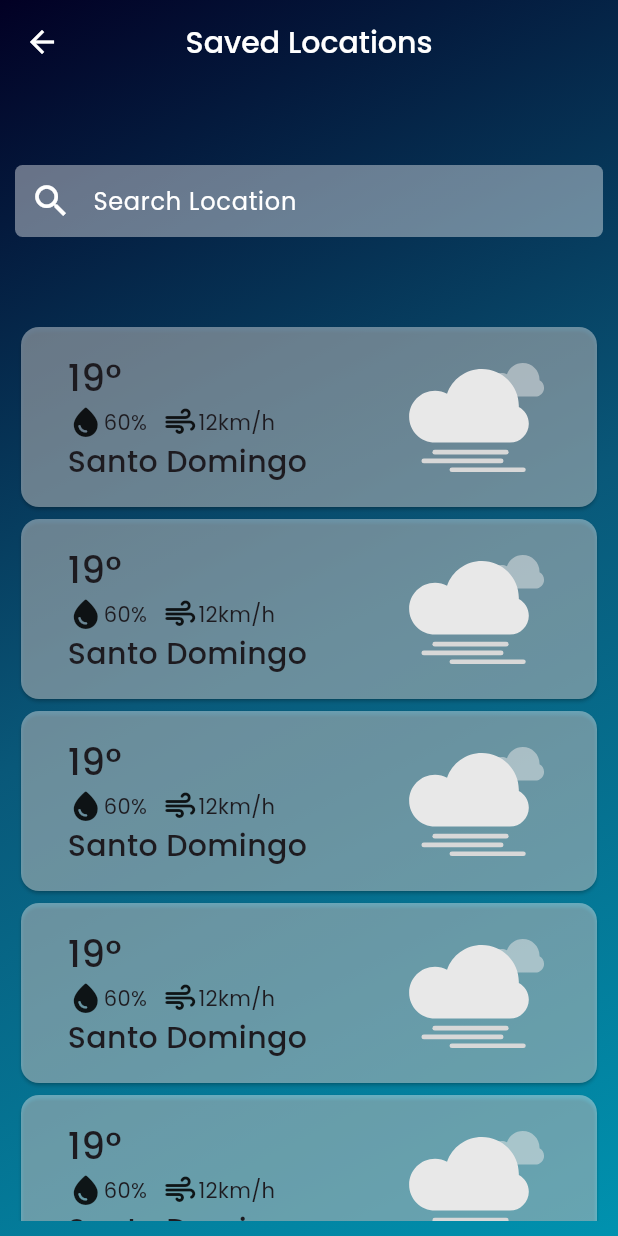
After one commit to NaDisla/sky_watch_app, a Flutter app: the SavedLocationsScreen screen opened directly, on a phone screen of 412 x 824 dp. The commit adds this screen. Run offline on Flutter 3.47's test engine with Material 3 defaults, Android fonts, the phone set to English and light mode, and no system bars; our stand-ins replace cached_network_image, lottie; network calls fail.

Commit message:
Create saved locations screens and add search city

```diff
--- a/lib/main.dart
+++ b/lib/main.dart
@@ -26,7 +26,7 @@ class SkyWatchApp extends StatelessWidget {
   Widget build(BuildContext context) {
     return MaterialApp(
       debugShowCheckedModeBanner: false,
-      theme: ThemeData(fontFamily: 'Poppins'),
+      theme: ThemeData(fontFamily: 'Poppins', primaryColor: Colors.blueGrey),
       home: const HomeScreen(),
     );
   }
--- /dev/null
+++ b/lib/screens/saved_locations_screen.dart
@@ -0,0 +1,118 @@
+import 'package:flutter/material.dart';
+import 'package:lottie/lottie.dart';
+
+class SavedLocationsScreen extends StatelessWidget {
+  const SavedLocationsScreen({super.key});
+
+  @override
+  Widget build(BuildContext context) {
+    return Scaffold(
+      appBar: AppBar(
+        centerTitle: true,
+        iconTheme: const IconThemeData(
+          color: Colors.white,
+        ),
+        forceMaterialTransparency: true,
+        title: const Text(
+          "Saved Locations",
+          style: TextStyle(
+            fontWeight: FontWeight.w500,
+            color: Colors.white,
+            fontSize: 20.0,
+          ),
+        ),
+      ),
+      backgroundColor: Colors.blueGrey,
+      extendBodyBehindAppBar: true,
+      body: Container(
+        decoration: const BoxDecoration(
+          gradient: LinearGradient(
+            begin: Alignment.topLeft,
+            end: Alignment.bottomRight,
+            colors: <Color>[
+              Color(0xff020024),
+              Color(0xff095879),
+              Color(0xff0092af),
+            ],
+          ),
+        ),
+        child: Padding(
+          padding: const EdgeInsets.all(10.0),
+          child: Column(
+            children: [
+              const SizedBox(height: 100.0),
+              TextField(
+                decoration: InputDecoration(
+                  prefixIcon: const Icon(
+                    Icons.search,
+                    color: Colors.white,
+                    size: 28,
+                  ),
+                  hintText: "Search Location",
+                  hintStyle: const TextStyle(color: Colors.white),
+                  border: const OutlineInputBorder(
+                    borderRadius: BorderRadius.all(Radius.circular(5.0)),
+                    borderSide: BorderSide.none,
+                  ),
+                  filled: true,
+                  fillColor: Colors.white.withOpacity(0.4),
+                  contentPadding: const EdgeInsets.symmetric(vertical: 2.0, horizontal: 20.0),
+                ),
+              ),
+              Expanded(
+                child: ListView.builder(
+                    itemCount: 5,
+                    itemBuilder: (_, idx) {
+                      return Card(
+                        color: Colors.white.withOpacity(0.4),
+                        child: Row(
+                          mainAxisAlignment: MainAxisAlignment.spaceAround,
+                          children: [
+                            Column(
+                              crossAxisAlignment: CrossAxisAlignment.start,
+                              children: [
+                                Text(
+                                  "19\u00B0",
+                                  style: TextStyle(
+                                    fontSize: 25.0,
+                                    fontWeight: FontWeight.w500,
+                                  ),
+                                ),
+                                Row(
+                                  children: [
+                                    Icon(Icons.water_drop_rounded),
+                                    Text("60%"),
+                                    SizedBox(width: 10.0),
+                                    Icon(Icons.air_rounded),
+                                    Text("12km/h"),
+                                  ],
+                                ),
+                                Text(
+                                  "Santo Domingo",
+                                  style: TextStyle(
+                                    fontSize: 20.0,
+                                    fontWeight: FontWeight.w500,
+                                  ),
+                                ),
+                              ],
+                            ),
+                            SizedBox(
+                              height: 120,
+                              child: Lottie.asset(
+                                'assets/lottie_images/mist-weather.json',
+                                width: 100.0,
+                                height: 100.0,
+                              ),
+                            ),
+                          ],
+                        ),
+                      );
+                    }),
+              ),
+            ],
+          ),
+        ),
+      ),
+    );
+  }
+}
--- a/lib/screens/screens.dart
+++ b/lib/screens/screens.dart
@@ -1 +1,2 @@
 export 'home_screen.dart';
+export 'saved_locations_screen.dart';
```
Also changed, not shown: lib/providers/weather_provider.dart (+4 -4 lines), lib/screens/home_screen.dart (+83 -30 lines).
